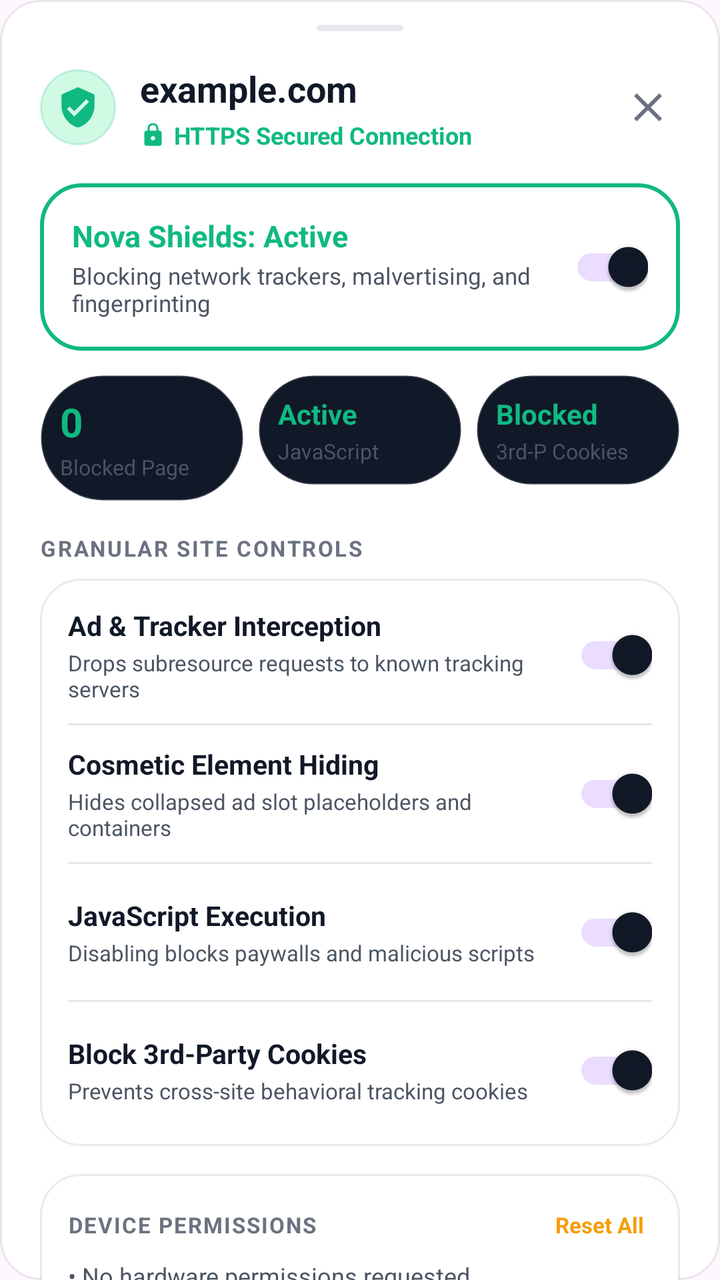
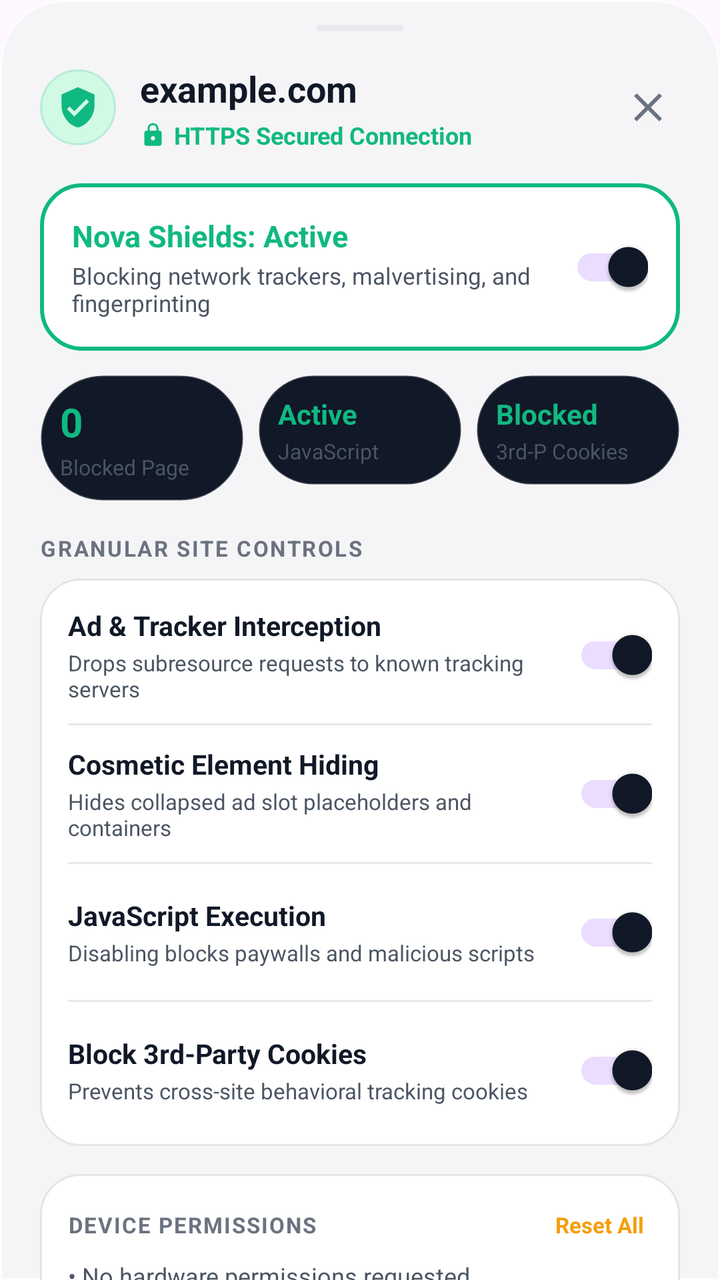

The first picture is an Android layout as it rendered before a commit; the second is the same layout after the commit. The layout source and the unified diff follow.
<!-- AndroidManifest.xml: application theme Theme.NovaBrowser -->
<!-- res/layout/dialog_site_shields.xml -->
<?xml version="1.0" encoding="utf-8"?>
<androidx.core.widget.NestedScrollView xmlns:android="http://schemas.android.com/apk/res/android"
    xmlns:app="http://schemas.android.com/apk/res-auto"
    android:layout_width="match_parent"
    android:layout_height="wrap_content"
    android:background="@drawable/bg_glass_card"
    android:fillViewport="true">

    <LinearLayout
        android:layout_width="match_parent"
        android:layout_height="wrap_content"
        android:orientation="vertical"
        android:paddingHorizontal="20dp"
        android:paddingTop="12dp"
        android:paddingBottom="24dp">

        
        <View
            android:layout_width="44dp"
            android:layout_height="4dp"
            android:layout_gravity="center_horizontal"
            android:layout_marginBottom="16dp"
            android:background="@drawable/bg_glass_pill"
            android:backgroundTint="@color/border" />

        
        <LinearLayout
            android:layout_width="match_parent"
            android:layout_height="wrap_content"
            android:gravity="center_vertical"
            android:orientation="horizontal">

            <ImageView
                android:id="@+id/ivShieldHeaderIcon"
                android:layout_width="38dp"
                android:layout_height="38dp"
                android:background="@drawable/bg_badge_emerald"
                android:padding="8dp"
                android:src="@drawable/ic_shield_verified"
                app:tint="@color/accent_emerald" />

            <LinearLayout
                android:layout_width="0dp"
                android:layout_height="wrap_content"
                android:layout_marginStart="12dp"
                android:layout_weight="1"
                android:orientation="vertical">

                <TextView
                    android:id="@+id/tvShieldSiteDomain"
                    android:layout_width="wrap_content"
                    android:layout_height="wrap_content"
                    android:ellipsize="end"
                    android:maxLines="1"
                    android:text="example.com"
                    android:textColor="@color/text_primary"
                    android:textSize="18sp"
                    android:textStyle="bold" />

                
                <LinearLayout
                    android:id="@+id/layoutConnectionStatus"
                    android:layout_width="wrap_content"
                    android:layout_height="wrap_content"
                    android:layout_marginTop="3dp"
                    android:gravity="center_vertical"
                    android:orientation="horizontal">

                    <ImageView
                        android:id="@+id/ivConnectionLockIcon"
                        android:layout_width="13dp"
                        android:layout_height="13dp"
                        android:src="@drawable/ic_lock"
                        app:tint="@color/accent_emerald" />

                    <TextView
                        android:id="@+id/tvShieldConnectionStatus"
                        android:layout_width="wrap_content"
                        android:layout_height="wrap_content"
                        android:layout_marginStart="4dp"
                        android:text="HTTPS Secured Connection"
                        android:textColor="@color/accent_emerald"
                        android:textSize="12sp"
                        android:textStyle="bold" />
                </LinearLayout>
            </LinearLayout>

            <ImageButton
                android:id="@+id/btnDismissShields"
                android:layout_width="32dp"
                android:layout_height="32dp"
                android:background="?attr/selectableItemBackgroundBorderless"
                android:contentDescription="Close"
                android:padding="6dp"
                android:src="@drawable/ic_close"
                app:tint="@color/text_tertiary" />
        </LinearLayout>

        
        <LinearLayout
            android:id="@+id/layoutMasterShieldCard"
            android:layout_width="match_parent"
            android:layout_height="wrap_content"
            android:layout_marginTop="16dp"
            android:background="@drawable/bg_glass_card_active"
            android:orientation="vertical"
            android:padding="16dp">

            <LinearLayout
                android:layout_width="match_parent"
                android:layout_height="wrap_content"
                android:gravity="center_vertical"
                android:orientation="horizontal">

                <LinearLayout
                    android:layout_width="0dp"
                    android:layout_height="wrap_content"
                    android:layout_weight="1"
                    android:orientation="vertical">

                    <TextView
                        android:id="@+id/tvMasterShieldTitle"
                        android:layout_width="wrap_content"
                        android:layout_height="wrap_content"
                        android:text="Nova Shields: Active"
                        android:textColor="@color/accent_emerald"
                        android:textSize="15sp"
                        android:textStyle="bold" />

                    <TextView
                        android:id="@+id/tvMasterShieldSubtitle"
                        android:layout_width="wrap_content"
                        android:layout_height="wrap_content"
                        android:layout_marginTop="2dp"
                        android:text="Blocking network trackers, malvertising, and fingerprinting"
                        android:textColor="@color/text_secondary"
                        android:textSize="11.5sp" />
                </LinearLayout>

                <com.google.android.material.switchmaterial.SwitchMaterial
                    android:id="@+id/switchMasterShields"
                    android:layout_width="wrap_content"
                    android:layout_height="wrap_content"
                    android:checked="true" />
            </LinearLayout>
        </LinearLayout>

        
        <LinearLayout
            android:id="@+id/layoutLiveStats"
            android:layout_width="match_parent"
            android:layout_height="wrap_content"
            android:layout_marginTop="12dp"
            android:orientation="horizontal">

            
            <LinearLayout
                android:layout_width="0dp"
                android:layout_height="wrap_content"
                android:layout_marginEnd="4dp"
                android:layout_weight="1"
                android:background="@drawable/bg_glass_pill_dark"
                android:orientation="vertical"
                android:padding="10dp">

                <TextView
                    android:id="@+id/tvShieldBlockedThisPage"
                    android:layout_width="wrap_content"
                    android:layout_height="wrap_content"
                    android:text="0"
                    android:textColor="@color/accent_emerald"
                    android:textSize="20sp"
                    android:textStyle="bold" />

                <TextView
                    android:layout_width="wrap_content"
                    android:layout_height="wrap_content"
                    android:layout_marginTop="2dp"
                    android:text="Blocked Page"
                    android:textColor="@color/text_secondary"
                    android:textSize="10.5sp" />
            </LinearLayout>

            
            <LinearLayout
                android:layout_width="0dp"
                android:layout_height="wrap_content"
                android:layout_marginHorizontal="3dp"
                android:layout_weight="1"
                android:background="@drawable/bg_glass_pill_dark"
                android:orientation="vertical"
                android:padding="10dp">

                <TextView
                    android:id="@+id/tvShieldJsStatus"
                    android:layout_width="wrap_content"
                    android:layout_height="wrap_content"
                    android:text="Active"
                    android:textColor="@color/accent_emerald"
                    android:textSize="14sp"
                    android:textStyle="bold" />

                <TextView
                    android:layout_width="wrap_content"
                    android:layout_height="wrap_content"
                    android:layout_marginTop="2dp"
                    android:text="JavaScript"
                    android:textColor="@color/text_secondary"
                    android:textSize="10.5sp" />
            </LinearLayout>

            
            <LinearLayout
                android:layout_width="0dp"
                android:layout_height="wrap_content"
                android:layout_marginStart="4dp"
                android:layout_weight="1"
                android:background="@drawable/bg_glass_pill_dark"
                android:orientation="vertical"
                android:padding="10dp">

                <TextView
                    android:id="@+id/tvShieldCookiesStatus"
                    android:layout_width="wrap_content"
                    android:layout_height="wrap_content"
                    android:text="Blocked"
                    android:textColor="@color/accent_emerald"
                    android:textSize="14sp"
                    android:textStyle="bold" />

                <TextView
                    android:layout_width="wrap_content"
                    android:layout_height="wrap_content"
                    android:layout_marginTop="2dp"
                    android:text="3rd-P Cookies"
                    android:textColor="@color/text_secondary"
                    android:textSize="10.5sp" />
            </LinearLayout>
        </LinearLayout>

        
        <TextView
            android:layout_width="wrap_content"
            android:layout_height="wrap_content"
            android:layout_marginTop="16dp"
            android:layout_marginBottom="8dp"
            android:letterSpacing="0.08"
            android:text="GRANULAR SITE CONTROLS"
            android:textColor="@color/text_tertiary"
            android:textSize="11sp"
            android:textStyle="bold" />

        
        <LinearLayout
            android:layout_width="match_parent"
            android:layout_height="wrap_content"
            android:background="@drawable/bg_glass_card"
            android:orientation="vertical"
            android:padding="14dp">

            
            <LinearLayout
                android:layout_width="match_parent"
                android:layout_height="wrap_content"
                android:gravity="center_vertical"
                android:orientation="horizontal">

                <LinearLayout
                    android:layout_width="0dp"
                    android:layout_height="wrap_content"
                    android:layout_weight="1"
                    android:orientation="vertical">

                    <TextView
                        android:layout_width="wrap_content"
                        android:layout_height="wrap_content"
                        android:text="Ad &amp; Tracker Interception"
                        android:textColor="@color/text_primary"
                        android:textSize="13.5sp"
                        android:textStyle="bold" />

                    <TextView
                        android:layout_width="wrap_content"
                        android:layout_height="wrap_content"
                        android:layout_marginTop="2dp"
                        android:text="Drops subresource requests to known tracking servers"
                        android:textColor="@color/text_secondary"
                        android:textSize="11sp" />
                </LinearLayout>

                <com.google.android.material.switchmaterial.SwitchMaterial
                    android:id="@+id/switchSiteAdBlock"
                    android:layout_width="wrap_content"
                    android:layout_height="wrap_content"
                    android:checked="true" />
            </LinearLayout>

            <View
                android:layout_width="match_parent"
                android:layout_height="1dp"
                android:layout_marginVertical="10dp"
                android:background="@color/border" />

            
            <LinearLayout
                android:layout_width="match_parent"
                android:layout_height="wrap_content"
                android:gravity="center_vertical"
                android:orientation="horizontal">

                <LinearLayout
                    android:layout_width="0dp"
                    android:layout_height="wrap_content"
                    android:layout_weight="1"
                    android:orientation="vertical">

                    <TextView
                        android:layout_width="wrap_content"
                        android:layout_height="wrap_content"
                        android:text="Cosmetic Element Hiding"
                        android:textColor="@color/text_primary"
                        android:textSize="13.5sp"
                        android:textStyle="bold" />

                    <TextView
                        android:layout_width="wrap_content"
                        android:layout_height="wrap_content"
                        android:layout_marginTop="2dp"
                        android:text="Hides collapsed ad slot placeholders and containers"
                        android:textColor="@color/text_secondary"
                        android:textSize="11sp" />
                </LinearLayout>

                <com.google.android.material.switchmaterial.SwitchMaterial
                    android:id="@+id/switchSiteCosmetic"
                    android:layout_width="wrap_content"
                    android:layout_height="wrap_content"
                    android:checked="true" />
            </LinearLayout>

            <View
                android:layout_width="match_parent"
                android:layout_height="1dp"
                android:layout_marginVertical="10dp"
                android:background="@color/border" />

            
            <LinearLayout
                android:layout_width="match_parent"
                android:layout_height="wrap_content"
                android:gravity="center_vertical"
                android:orientation="horizontal">

                <LinearLayout
                    android:layout_width="0dp"
                    android:layout_height="wrap_content"
                    android:layout_weight="1"
                    android:orientation="vertical">

                    <TextView
                        android:layout_width="wrap_content"
                        android:layout_height="wrap_content"
                        android:text="JavaScript Execution"
                        android:textColor="@color/text_primary"
                        android:textSize="13.5sp"
                        android:textStyle="bold" />

                    <TextView
                        android:layout_width="wrap_content"
                        android:layout_height="wrap_content"
                        android:layout_marginTop="2dp"
                        android:text="Disabling blocks paywalls and malicious scripts"
                        android:textColor="@color/text_secondary"
                        android:textSize="11sp" />
                </LinearLayout>

                <com.google.android.material.switchmaterial.SwitchMaterial
                    android:id="@+id/switchSiteJavaScript"
                    android:layout_width="wrap_content"
                    android:layout_height="wrap_content"
                    android:checked="true" />
            </LinearLayout>

            <View
                android:layout_width="match_parent"
                android:layout_height="1dp"
                android:layout_marginVertical="10dp"
                android:background="@color/border" />

            
            <LinearLayout
                android:layout_width="match_parent"
                android:layout_height="wrap_content"
                android:gravity="center_vertical"
                android:orientation="horizontal">

                <LinearLayout
                    android:layout_width="0dp"
                    android:layout_height="wrap_content"
                    android:layout_weight="1"
                    android:orientation="vertical">

                    <TextView
                        android:layout_width="wrap_content"
                        android:layout_height="wrap_content"
                        android:text="Block 3rd-Party Cookies"
                        android:textColor="@color/text_primary"
                        android:textSize="13.5sp"
                        android:textStyle="bold" />

                    <TextView
                        android:layout_width="wrap_content"
                        android:layout_height="wrap_content"
                        android:layout_marginTop="2dp"
                        android:text="Prevents cross-site behavioral tracking cookies"
                        android:textColor="@color/text_secondary"
                        android:textSize="11sp" />
                </LinearLayout>

                <com.google.android.material.switchmaterial.SwitchMaterial
                    android:id="@+id/switchSiteThirdPartyCookies"
                    android:layout_width="wrap_content"
                    android:layout_height="wrap_content"
                    android:checked="true" />
            </LinearLayout>
        </LinearLayout>

        
        <LinearLayout
            android:id="@+id/layoutPermissionsSection"
            android:layout_width="match_parent"
            android:layout_height="wrap_content"
            android:layout_marginTop="14dp"
            android:background="@drawable/bg_glass_card"
            android:orientation="vertical"
            android:padding="14dp">

            <LinearLayout
                android:layout_width="match_parent"
                android:layout_height="wrap_content"
                android:gravity="center_vertical"
                android:orientation="horizontal">

                <TextView
                    android:layout_width="0dp"
                    android:layout_height="wrap_content"
                    android:layout_weight="1"
                    android:letterSpacing="0.06"
                    android:text="DEVICE PERMISSIONS"
                    android:textColor="@color/text_tertiary"
                    android:textSize="11sp"
                    android:textStyle="bold" />

                <TextView
                    android:id="@+id/btnResetPermissions"
                    android:layout_width="wrap_content"
                    android:layout_height="wrap_content"
                    android:background="?attr/selectableItemBackground"
                    android:padding="4dp"
                    android:text="Reset All"
                    android:textColor="@color/risk_suspicious"
                    android:textSize="11sp"
                    android:textStyle="bold" />
            </LinearLayout>

            <TextView
                android:id="@+id/tvSitePermissionsSummary"
                android:layout_width="match_parent"
                android:layout_height="wrap_content"
                android:layout_marginTop="6dp"
                android:lineSpacingExtra="3dp"
                android:text="• No hardware permissions requested"
                android:textColor="@color/text_secondary"
                android:textSize="12sp" />
        </LinearLayout>

        
        <LinearLayout
            android:layout_width="match_parent"
            android:layout_height="wrap_content"
            android:layout_marginTop="14dp"
            android:orientation="vertical">

            
            <Button
                android:id="@+id/btnClearSiteData"
                android:layout_width="match_parent"
                android:layout_height="42dp"
                android:background="@drawable/bg_glass_pill"
                android:drawableStart="@drawable/ic_delete"
                android:drawableTint="@color/risk_blocked"
                android:paddingHorizontal="14dp"
                android:text="Clear Cookies &amp; Storage for Site"
                android:textAllCaps="false"
                android:textColor="@color/risk_blocked"
                android:textSize="12.5sp"
                app:backgroundTint="@null" />

            
            <Button
                android:id="@+id/btnTechnicalAudit"
                android:layout_width="match_parent"
                android:layout_height="42dp"
                android:layout_marginTop="8dp"
                android:background="@drawable/bg_glass_pill"
                android:drawableStart="@drawable/ic_security"
                android:drawableTint="@color/text_primary"
                android:paddingHorizontal="14dp"
                android:text="Technical Security &amp; Threat Audit"
                android:textAllCaps="false"
                android:textColor="@color/text_primary"
                android:textSize="12.5sp"
                app:backgroundTint="@null" />

            
            <Button
                android:id="@+id/btnReportBrokenSite"
                android:layout_width="match_parent"
                android:layout_height="38dp"
                android:layout_marginTop="8dp"
                android:background="@drawable/bg_glass_pill_dark"
                android:text="Report Broken Site Layout"
                android:textAllCaps="false"
                android:textColor="@color/risk_suspicious"
                android:textSize="12sp"
                app:backgroundTint="@null" />
        </LinearLayout>

        
        <Button
            android:id="@+id/btnDoneShields"
            android:layout_width="match_parent"
            android:layout_height="44dp"
            android:layout_marginTop="14dp"
            android:background="@drawable/bg_glass_card_active"
            android:text="Done"
            android:textAllCaps="false"
            android:textColor="@color/accent_emerald"
            android:textSize="14sp"
            android:textStyle="bold"
            app:backgroundTint="@null" />

    </LinearLayout>
</androidx.core.widget.NestedScrollView>
<!-- resources referenced by this layout -->
<resources>
  <color name="accent_emerald">#10B981</color>
  <color name="border">#E5E7EB</color>
  <color name="risk_blocked">#EF4444</color>
  <color name="risk_suspicious">#F59E0B</color>
  <color name="text_primary">#111827</color>
  <color name="text_secondary">#4B5563</color>
  <color name="text_tertiary">#6B7280</color>
  <!-- drawable bg_badge_emerald (drawable) -->
  <?xml version="1.0" encoding="utf-8"?>
  <shape xmlns:android="http://schemas.android.com/apk/res/android"
      android:shape="rectangle">
      <corners android:radius="999dp" />
      <solid android:color="@color/risk_safe_container" />
      <stroke
          android:width="1dp"
          android:color="#3310B981" />
  </shape>
  <!-- drawable bg_glass_card (drawable) -->
  <?xml version="1.0" encoding="utf-8"?>
  <shape xmlns:android="http://schemas.android.com/apk/res/android"
      android:shape="rectangle">
      <corners android:radius="20dp" />
      <solid android:color="@color/surface_bright" />
      <stroke
          android:width="1dp"
          android:color="@color/glass_border" />
  </shape>
  <!-- drawable bg_glass_card_active (drawable) -->
  <?xml version="1.0" encoding="utf-8"?>
  <shape xmlns:android="http://schemas.android.com/apk/res/android"
      android:shape="rectangle">
      <corners android:radius="20dp" />
      <solid android:color="@color/surface_bright" />
      <stroke
          android:width="2dp"
          android:color="@color/accent" />
  </shape>
  <!-- drawable bg_glass_pill (drawable) -->
  <?xml version="1.0" encoding="utf-8"?>
  <shape xmlns:android="http://schemas.android.com/apk/res/android"
      android:shape="rectangle">
      <corners android:radius="999dp" />
      <solid android:color="@color/glass_elevated" />
      <stroke
          android:width="1dp"
          android:color="@color/glass_border" />
  </shape>
  <!-- drawable bg_glass_pill_dark (drawable) -->
  <?xml version="1.0" encoding="utf-8"?>
  <shape xmlns:android="http://schemas.android.com/apk/res/android"
      android:shape="rectangle">
      <corners android:radius="999dp" />
      <solid android:color="@color/primary" />
      <stroke
          android:width="1dp"
          android:color="#33FFFFFF" />
  </shape>
  <!-- drawable ic_close (drawable) -->
  <vector xmlns:android="http://schemas.android.com/apk/res/android"
      android:width="24dp"
      android:height="24dp"
      android:viewportWidth="24"
      android:viewportHeight="24">
      <path
          android:fillColor="#0F172A"
          android:pathData="M19,6.41L17.59,5 12,10.59 6.41,5 5,6.41 10.59,12 5,17.59 6.41,19 12,13.41 17.59,19 19,17.59 13.41,12z" />
  </vector>
  <!-- drawable ic_delete (drawable) -->
  <vector xmlns:android="http://schemas.android.com/apk/res/android"
      android:width="24dp"
      android:height="24dp"
      android:viewportWidth="24"
      android:viewportHeight="24">
      <path
          android:fillColor="#FF000000"
          android:pathData="M6,19c0,1.1 0.9,2 2,2h8c1.1,0 2,-0.9 2,-2V7H6v12zM19,4h-3.5l-1,-1h-5l-1,1H5v2h14V4z"/>
  </vector>
  <color name="risk_safe_container">#D1FAE5</color>
  <color name="surface_bright">#FFFFFF</color>
  <color name="glass_border">#15000000</color>
  <color name="accent">#10B981</color>
  <color name="glass_elevated">#F2FFFFFF</color>
  <color name="primary">#111827</color>
  <color name="primary_variant">#1F2937</color>
  <color name="canvas_base">#F8F9FA</color>
  <!-- unchanged entries left out for length: 4 -->
</resources>

<!-- the commit's change to res/layout/dialog_site_shields.xml (unified diff, before → after) -->
@@ -3,7 +3,7 @@
     xmlns:app="http://schemas.android.com/apk/res-auto"
     android:layout_width="match_parent"
     android:layout_height="wrap_content"
-    android:background="@drawable/bg_glass_card"
+    android:background="@drawable/bg_sheet_horizon"
     android:fillViewport="true">
 
     <LinearLayout
<!-- resource entries referenced after the edit -->
@@ -57,6 +57,20 @@
           android:width="1dp"
           android:color="#33FFFFFF" />
   </shape>
+  <!-- drawable bg_sheet_horizon (drawable) -->
+  <?xml version="1.0" encoding="utf-8"?>
+  <shape xmlns:android="http://schemas.android.com/apk/res/android"
+      android:shape="rectangle">
+      <corners
+          android:topLeftRadius="32dp"
+          android:topRightRadius="32dp"
+          android:bottomLeftRadius="0dp"
+          android:bottomRightRadius="0dp" />
+      <solid android:color="@color/horizon_surface_subtle" />
+      <stroke
+          android:width="1dp"
+          android:color="@color/horizon_glass_border" />
+  </shape>
   <!-- drawable ic_close (drawable) -->
   <vector xmlns:android="http://schemas.android.com/apk/res/android"
       android:width="24dp"
@@ -83,6 +97,8 @@
   <color name="accent">#10B981</color>
   <color name="glass_elevated">#F2FFFFFF</color>
   <color name="primary">#111827</color>
+  <color name="horizon_surface_subtle">#F5F5F7</color>
+  <color name="horizon_glass_border">#D1FFFFFF</color>
   <color name="primary_variant">#1F2937</color>
   <color name="canvas_base">#F8F9FA</color>
   <!-- unchanged entries left out for length: 4 -->
